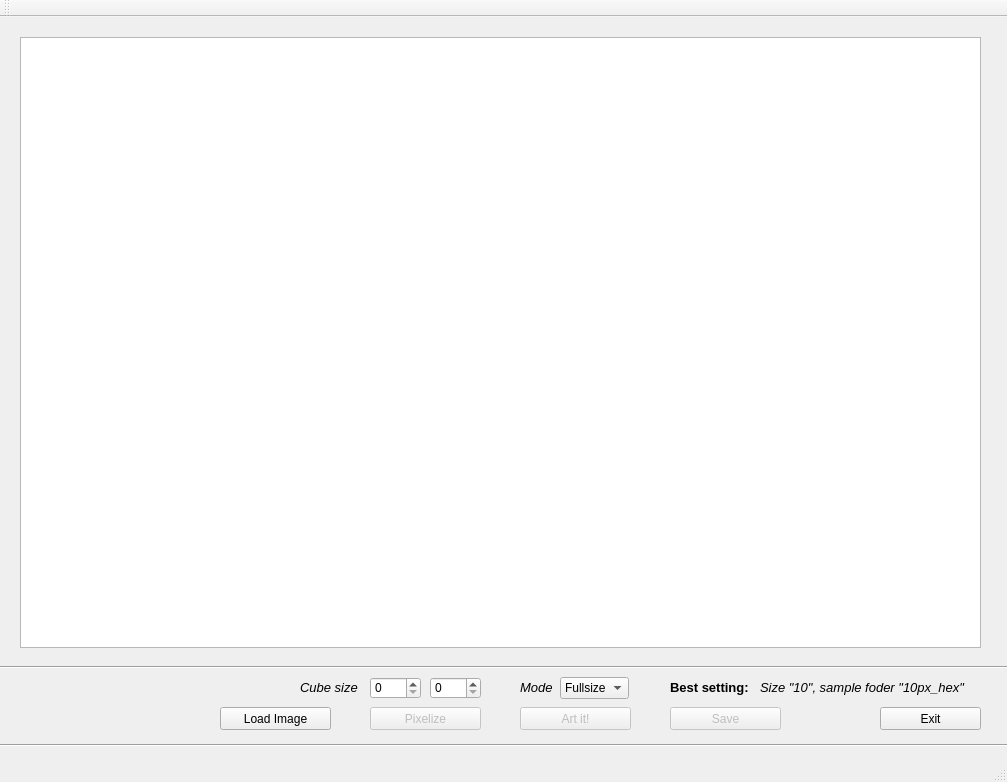
Before: the Qt Designer form mainwindow.ui in taramija/PixelArt, drawn with Qt 5.
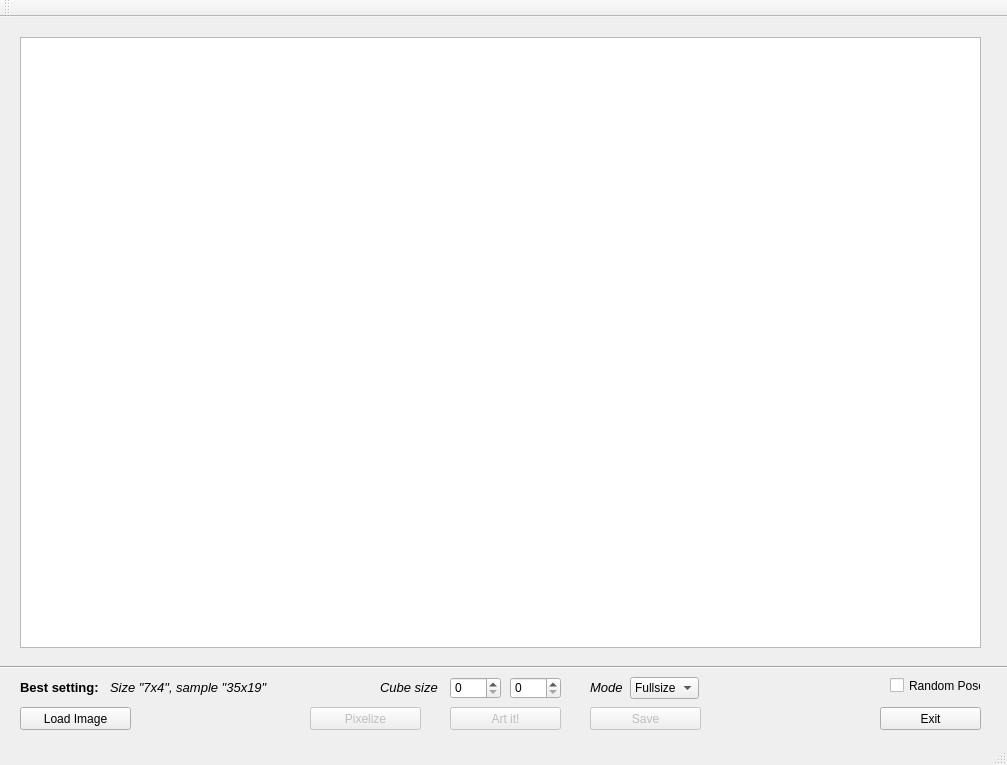
After: the same form once the commit is applied.

The edit to the form file:
```diff
--- a/mainwindow.ui
+++ b/mainwindow.ui
@@ -7,7 +7,7 @@
     <x>0</x>
     <y>0</y>
     <width>1007</width>
-    <height>782</height>
+    <height>765</height>
    </rect>
   </property>
   <property name="windowTitle">
@@ -20,7 +20,7 @@
     </property>
     <property name="geometry">
      <rect>
-      <x>370</x>
+      <x>310</x>
       <y>690</y>
       <width>111</width>
       <height>23</height>
@@ -33,7 +33,7 @@
    <widget class="QPushButton" name="btnLoad">
     <property name="geometry">
      <rect>
-      <x>220</x>
+      <x>20</x>
       <y>690</y>
       <width>111</width>
       <height>23</height>
@@ -49,7 +49,7 @@
     </property>
     <property name="geometry">
      <rect>
-      <x>670</x>
+      <x>590</x>
       <y>690</y>
       <width>111</width>
       <height>23</height>
@@ -65,7 +65,7 @@
     </property>
     <property name="geometry">
      <rect>
-      <x>520</x>
+      <x>450</x>
       <y>690</y>
       <width>111</width>
       <height>23</height>
@@ -104,7 +104,7 @@
    <widget class="QLabel" name="label">
     <property name="geometry">
      <rect>
-      <x>300</x>
+      <x>380</x>
       <y>650</y>
       <width>61</width>
       <height>41</height>
@@ -125,7 +125,7 @@
    <widget class="QSpinBox" name="inputSizeW">
     <property name="geometry">
      <rect>
-      <x>370</x>
+      <x>450</x>
       <y>660</y>
       <width>51</width>
       <height>22</height>
@@ -177,7 +177,7 @@
    <widget class="QLabel" name="label_2">
     <property name="geometry">
      <rect>
-      <x>520</x>
+      <x>590</x>
       <y>650</y>
       <width>71</width>
       <height>41</height>
@@ -198,9 +198,9 @@
    <widget class="QLabel" name="label_3">
     <property name="geometry">
      <rect>
-      <x>760</x>
+      <x>110</x>
       <y>650</y>
-      <width>241</width>
+      <width>161</width>
       <height>41</height>
      </rect>
     </property>
@@ -213,13 +213,13 @@
      </font>
     </property>
     <property name="text">
-     <string>Size &quot;10&quot;, sample foder &quot;10px_hex&quot;</string>
+     <string>Size &quot;7x4&quot;, sample &quot;35x19&quot;</string>
     </property>
    </widget>
    <widget class="QLabel" name="label_4">
     <property name="geometry">
      <rect>
-      <x>670</x>
+      <x>20</x>
       <y>650</y>
       <width>81</width>
       <height>41</height>
@@ -240,7 +240,7 @@
    <widget class="QComboBox" name="boxMode">
     <property name="geometry">
      <rect>
-      <x>560</x>
+      <x>630</x>
       <y>660</y>
       <width>69</width>
       <height>22</height>
@@ -280,7 +280,7 @@
    <widget class="QSpinBox" name="inputSizeH">
     <property name="geometry">
      <rect>
-      <x>430</x>
+      <x>510</x>
       <y>660</y>
       <width>51</width>
       <height>22</height>
@@ -290,6 +290,19 @@
      <number>999</number>
     </property>
    </widget>
+   <widget class="QCheckBox" name="rdnPose">
+    <property name="geometry">
+     <rect>
+      <x>890</x>
+      <y>660</y>
+      <width>91</width>
+      <height>17</height>
+     </rect>
+    </property>
+    <property name="text">
+     <string>Random Pose</string>
+    </property>
+   </widget>
   </widget>
   <widget class="QToolBar" name="mainToolBar">
    <attribute name="toolBarArea">
```
Left out of the diff: 3 changed lines with no effect on the pictures.
